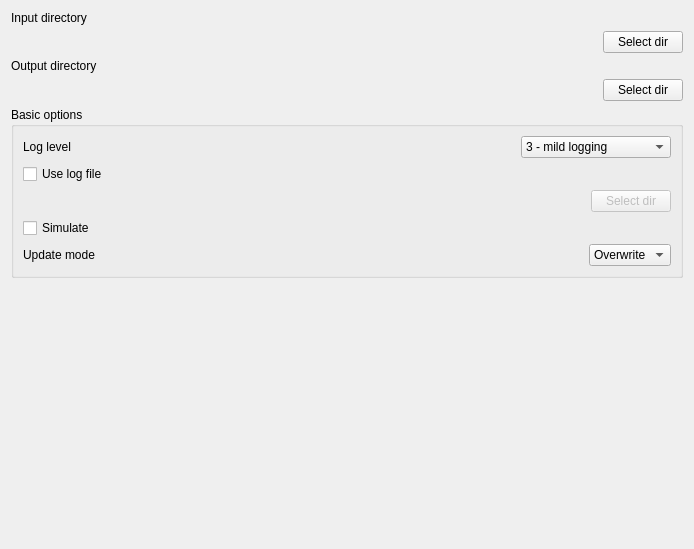
sierdzio/spdr, file widgetgui/spdrguibasicinputform.ui: the form before one commit.
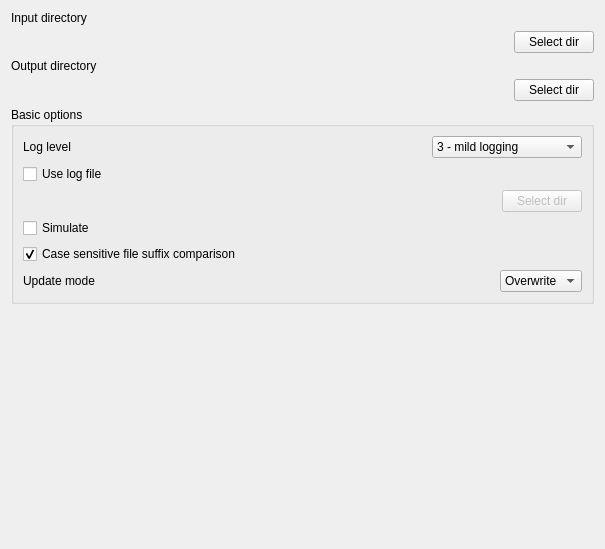
The form after the commit.

Commit message: Add file suffix case sensitivity option to the GUI.

```diff
--- a/widgetgui/spdrguibasicinputform.ui
+++ b/widgetgui/spdrguibasicinputform.ui
@@ -6,7 +6,7 @@
    <rect>
     <x>0</x>
     <y>0</y>
-    <width>694</width>
+    <width>605</width>
     <height>549</height>
    </rect>
   </property>
@@ -265,7 +265,7 @@
         </property>
        </spacer>
       </item>
-      <item row="4" column="0" colspan="2">
+      <item row="5" column="0" colspan="2">
        <layout class="QHBoxLayout" name="horizontalLayout_2">
         <item>
          <widget class="QLabel" name="labelUpdateMode">
@@ -329,6 +329,16 @@
         </item>
        </layout>
       </item>
+      <item row="4" column="0">
+       <widget class="QCheckBox" name="checkBoxSuffixCaseSensitivity">
+        <property name="text">
+         <string>Case sensitive file suffix comparison</string>
+        </property>
+        <property name="checked">
+         <bool>true</bool>
+        </property>
+       </widget>
+      </item>
      </layout>
     </widget>
    </item>
```
The commit also changes 2 other files.
